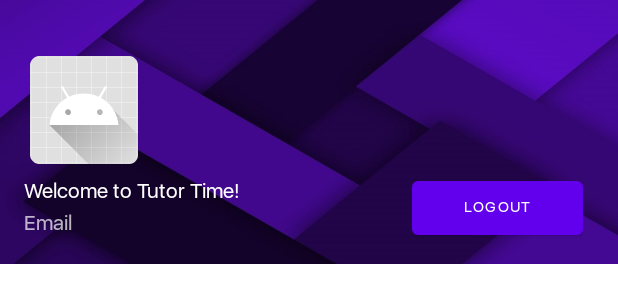
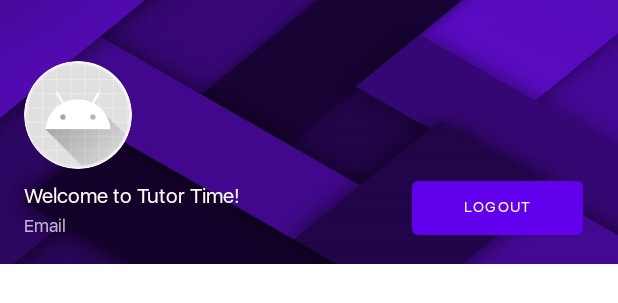
Before and after one commit to AlmogJakov/TutorTime, an Android app: the layout nav_header_main.xml on its own in the app's theme, with its tools: preview values and no code run, on a phone screen of 412 x 824 dp. Shown: the top 303 px of the screen. Run offline under Robolectric (Android 15) with nearby library versions, the phone set to English and light mode, and no system bars.

Commit message:
rounded view of the Tutor image in navigation. added user name to navigation.

```diff
--- a/app/src/main/java/com/project/tutortime/firebase/FireBaseTeacher.java
+++ b/app/src/main/java/com/project/tutortime/firebase/FireBaseTeacher.java
@@ -5,7 +5,6 @@ import java.util.List;
 
 public class FireBaseTeacher extends firebaseBaseModel{
     FireBaseUser u = new FireBaseUser();
-    String teacherId;
 
     public String addTeacherToDB(String phoneNum, String description, String userid, List<subjectObj> sub, String imgUrl){
         //writeNewTeacher(phoneNum, description, userid, sub,  imgUrl);
@@ -16,9 +15,6 @@ public class FireBaseTeacher extends firebaseBaseModel{
         myRef.child("teachers").child(teacherId).setValue(teacher);
         return teacherId;
     }
-    public void writeNewTeacher(String phoneNum, String description, String userid, List<subjectObj> sub, String imgUrl){
-
-    }
 
     public void setSubList(String teacherId, ArrayList<subjectObj> listSub){
         myRef.child("teachers").child(teacherId).child("sub").setValue(listSub);
--- a/app/src/main/res/layout/nav_header_main.xml
+++ b/app/src/main/res/layout/nav_header_main.xml
@@ -22,18 +22,45 @@
         android:paddingRight="@dimen/activity_horizontal_margin"
         android:paddingBottom="@dimen/activity_vertical_margin">
 
+<!--        <ImageView-->
+<!--            android:id="@+id/imageView"-->
+<!--            android:layout_width="80dp"-->
+<!--            android:layout_height="80dp"-->
+<!--            android:contentDescription="@string/nav_header_desc"-->
+
+<!--            android:paddingTop="@dimen/nav_header_vertical_spacing"-->
+<!--            app:srcCompat="@mipmap/ic_launcher_round" />-->
+
+
+        <androidx.cardview.widget.CardView
+            android:layout_width="72dp"
+            android:layout_height="72dp"
+            app:cardCornerRadius="250dp"
+            app:cardBackgroundColor="@color/white">
+
+            <androidx.cardview.widget.CardView
+                android:layout_width="68dp"
+                android:layout_height="68dp"
+                app:cardCornerRadius="250dp"
+                android:layout_gravity="center_horizontal|center_vertical">
+
                 <ImageView
                     android:id="@+id/imageView"
-            android:layout_width="80dp"
-            android:layout_height="80dp"
+                    android:layout_width="match_parent"
+                    android:layout_height="match_parent"
+                    android:layout_gravity="center_horizontal|fill_vertical"
                     android:contentDescription="@string/nav_header_desc"
-            android:paddingTop="@dimen/nav_header_vertical_spacing"
-            app:srcCompat="@mipmap/ic_launcher_round" />
+                    app:srcCompat="@mipmap/ic_launcher_round"/>
+
+            </androidx.cardview.widget.CardView>
+
+        </androidx.cardview.widget.CardView>
 
 <!--        android:layout_width="wrap_content"-->
 <!--        android:layout_height="wrap_content"-->
 
         <TextView
+            android:id="@+id/firstHello"
             android:layout_width="179dp"
             android:layout_height="wrap_content"
             android:paddingTop="@dimen/nav_header_vertical_spacing"
@@ -42,12 +69,13 @@
 
         <TextView
             android:id="@+id/emailHello"
+            style="@android:style/Widget.Material.Light.TextView"
+            android:textSize="12dp"
             android:layout_width="wrap_content"
             android:layout_height="wrap_content"
             android:text="@string/nav_header_subtitle" />
 
             </LinearLayout>
-
 
                 <LinearLayout
                     android:layout_width="0dp"
```
Also changed, not shown: app/src/main/java/com/project/tutortime/MainActivity.java (+15 -1 lines). Lines whose indentation alone changed are shown as unchanged.
